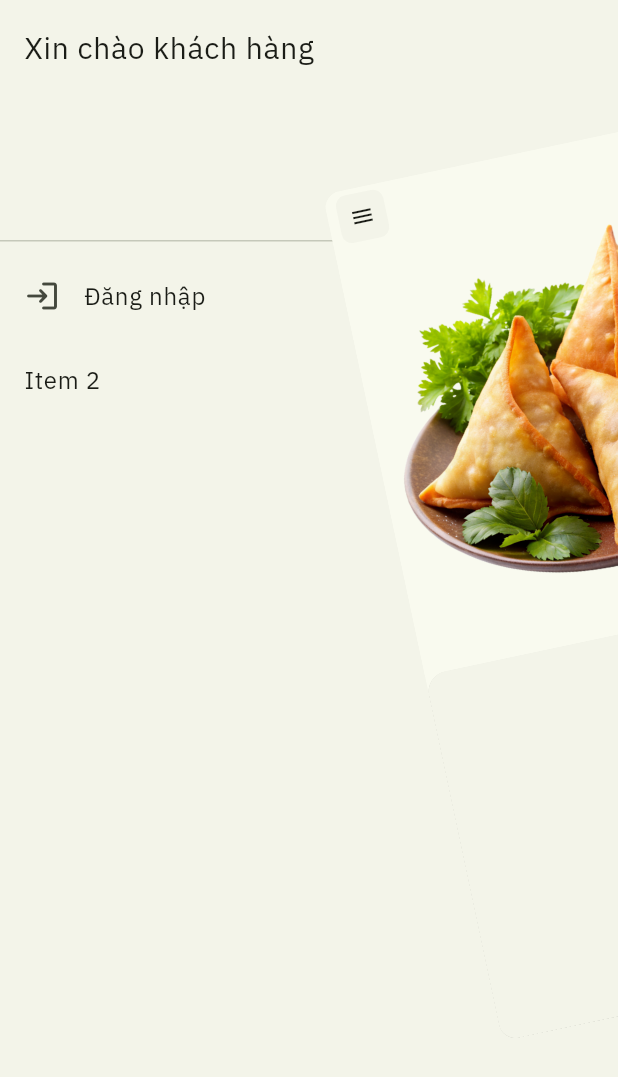
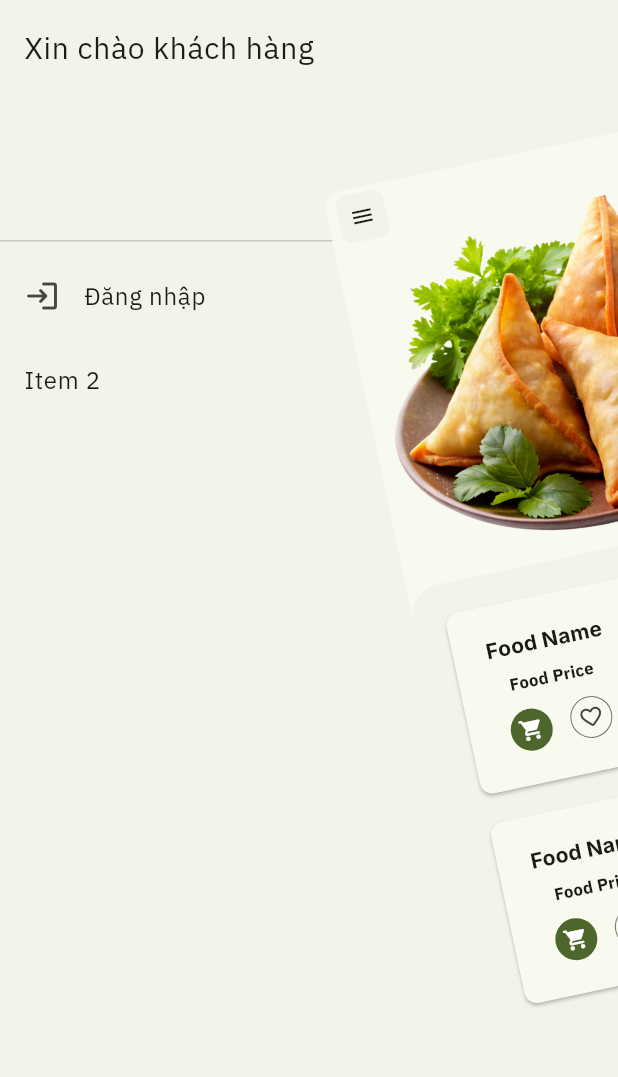
Before and after one commit to nphuonha2101/flutter_foods, a Flutter app: the screen it shows after launch, after a tap on the "menu" icon, on a phone screen of 412 x 824 dp. Shown: the top 1077 px of the screen. Run offline on Flutter 3.47's test engine with Material 3 defaults, Android fonts, the phone set to English and light mode, and no system bars; drawn by our look-alikes of flutter_zoom_drawer; our stand-ins replace flutter_dotenv, google_fonts, shared_preferences.

Commit message:
#8 - feat: create food card

```diff
--- a/lib/presentation/screens/home_screen.dart
+++ b/lib/presentation/screens/home_screen.dart
@@ -1,5 +1,6 @@
 import 'package:flutter/material.dart';
 import 'package:flutter_foods/presentation/widgets/appbar_normal.dart';
+import 'package:flutter_foods/presentation/widgets/food_card.dart';
 import 'package:flutter_foods/presentation/widgets/slider_drawer.dart';
 import 'package:flutter_foods/providers/users_provider.dart';
 import 'package:flutter_zoom_drawer/flutter_zoom_drawer.dart';
@@ -25,21 +26,20 @@ class _HomeScreenState extends State<HomeScreen> {
 
   @override
   Widget build(BuildContext context) {
-    // final userProvider = Provider.of<UsersProvider>(context);
-
     return ZoomDrawer(
       style: DrawerStyle.style2,
       menuBackgroundColor: Theme.of(context).colorScheme.surfaceContainerLow,
       menuScreen: const SliderDrawer(),
       mainScreen: Scaffold(
         appBar: const AppbarNormal(),
-        body: CustomScrollView(
-          slivers: <Widget>[
+        body: NestedScrollView(
+          headerSliverBuilder: (BuildContext context, bool innerBoxIsScrolled) {
+            return <Widget>[
               SliverAppBar(
-              expandedHeight: MediaQuery.of(context).size.height * 1 / 2,
-              floating: true,
+                expandedHeight: MediaQuery.of(context).size.height * 2 / 5,
+                floating: false,
                 pinned: false,
-              snap: true,
+                snap: false,
                 flexibleSpace: FlexibleSpaceBar(
                   background: Image.asset(
                     'assets/images/food_delivery.png',
@@ -47,31 +47,26 @@ class _HomeScreenState extends State<HomeScreen> {
                   ),
                 ),
               ),
-            SliverToBoxAdapter(
-              child: ClipRRect(
+            ];
+          },
+          body: ClipRRect(
             borderRadius: const BorderRadius.only(
-                  topLeft: Radius.circular(20),
-                  topRight: Radius.circular(20),
+              topLeft: Radius.circular(30),
+              topRight: Radius.circular(30),
             ),
             child: Container(
               decoration: BoxDecoration(
                 color: Theme.of(context).colorScheme.surfaceContainerLow,
-                    boxShadow: const [
-                      BoxShadow(
-                        color: Colors.black26,
-                        blurRadius: 10,
-                        offset: Offset(0, 5),
               ),
-                    ],
-                  ),
-                  height: MediaQuery.of(context).size.height * 2 / 3,
-                  child: const Center(
-                    child: Text('Nội dung chính'),
+              child: ListView.builder(
+                padding: const EdgeInsets.all(16.0),
+                itemCount: 10,
+                itemBuilder: (context, index) {
+                  return const FoodCard();
+                },
               ),
             ),
           ),
-            ),
-          ],
         ),
       ),
     );
--- /dev/null
+++ b/lib/presentation/widgets/food_card.dart
@@ -0,0 +1,91 @@
+import 'package:flutter/material.dart';
+import 'package:google_fonts/google_fonts.dart';
+
+class FoodCard extends StatefulWidget {
+  // final Food food;
+
+  // const FoodCard({super.key, this.food});
+  const FoodCard({super.key});
+
+  @override
+  // State<StatefulWidget> createState() => _FoodCardState({super.key, this.food});
+  State<StatefulWidget> createState() => _FoodCardState();
+}
+
+class _FoodCardState extends State<FoodCard> {
+  // late final Food food;
+
+  @override
+  void initState() {
+    super.initState();
+    // food = widget.food;
+  }
+
+  _handleCardTapped() {}
+
+  _handleAddToCart() {}
+  _handleAddToFavorite() {}
+
+  @override
+  Widget build(BuildContext context) {
+    return Container(
+      margin: const EdgeInsets.all(10),
+      child: InkWell(
+        onTap: _handleCardTapped,
+        child: Card(
+          color: Theme.of(context).colorScheme.surface,
+          child: Row(
+            children: [
+              Expanded(
+                child: Column(
+                  mainAxisAlignment: MainAxisAlignment.spaceBetween,
+                  children: [
+                    Text(
+                      "Food Name",
+                      style: TextStyle(
+                        fontWeight: FontWeight.bold,
+                        fontFamily: GoogleFonts.inter().fontFamily,
+                        fontSize: 20,
+                      ),
+                    ),
+                    const SizedBox(height: 10),
+                    Text("Food Price",
+                        style: TextStyle(
+                          fontWeight: FontWeight.bold,
+                          fontFamily: GoogleFonts.ibmPlexSans().fontFamily,
+                          fontSize: 16,
+                        )),
+                    const SizedBox(height: 10),
+                    Row(
+                      mainAxisAlignment: MainAxisAlignment.center,
+                      children: [
+                        IconButton.filled(
+                          onPressed: _handleAddToCart,
+                          icon: const Icon(Icons.shopping_cart_rounded),
+                        ),
+                        const SizedBox(width: 10),
+                        IconButton.outlined(
+                          onPressed: _handleAddToFavorite,
+                          icon: const Icon(Icons.favorite_border_rounded),
+                        )
+                      ],
+                    ),
+                  ],
+                ),
+              ),
+              Flexible(
+                child: AspectRatio(
+                  aspectRatio: 1,
+                  child: Image.asset(
+                    "assets/images/food_delivery.png",
+                    fit: BoxFit.cover,
+                  ),
+                ),
+              ),
+            ],
+          ),
+        ),
+      ),
+    );
+  }
+}
--- /dev/null
+++ b/lib/presentation/widgets/item_list.dart
@@ -0,0 +1,21 @@
+import 'package:flutter/material.dart';
+import 'package:flutter_foods/presentation/widgets/food_card.dart';
+
+class ItemGrid extends StatelessWidget {
+  // final List<Food> foods;
+
+  // const ItemGrid({super.key, this.foods});
+
+  const ItemGrid({super.key});
+
+  @override
+  Widget build(BuildContext context) {
+    // return ListView.builder(
+    //   itemBuilder: (context, index) => {
+    //     // return FoodCard({super.key,foods[index]})
+    //   },
+    // );
+
+    throw UnimplementedError();
+  }
+}
```
Lines whose indentation alone changed are shown as unchanged.
